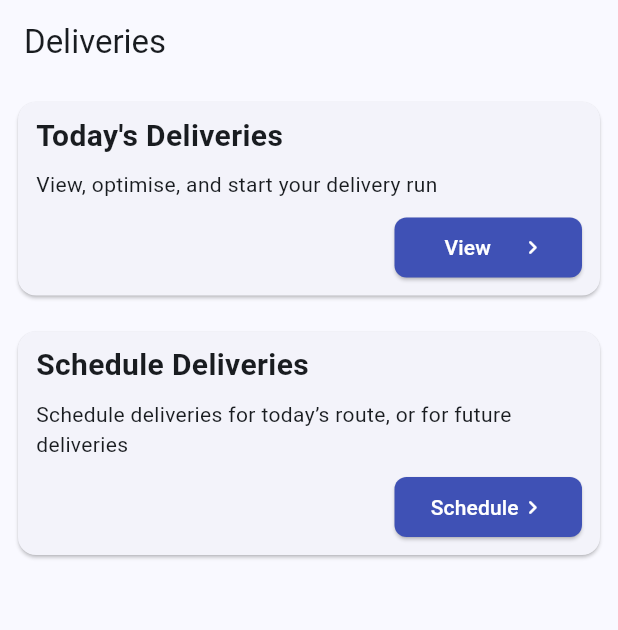
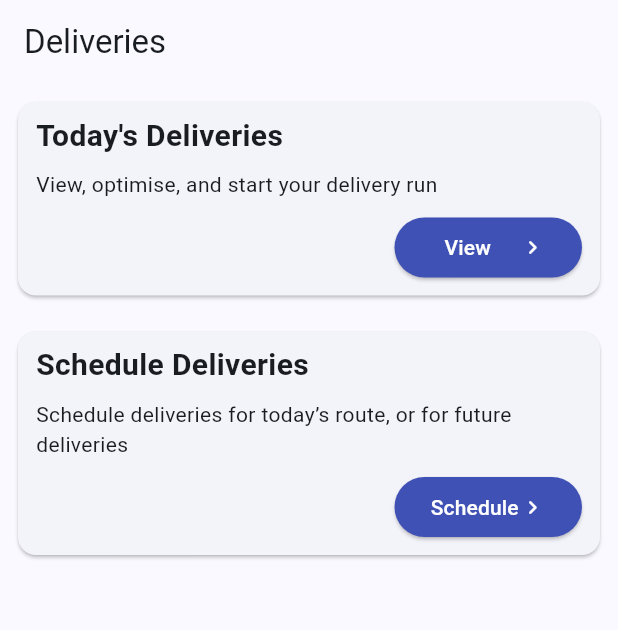
Before and after one commit to matthew-soulsby/delivery-manager, a Flutter app: the screen it shows after launch, on a phone screen of 412 x 824 dp. Shown: the top 630 px of the screen. Run offline on Flutter 3.47's test engine with Material 2 defaults, Android fonts, the phone set to English and light mode, and no system bars; our stand-ins replace hive, hive_flutter; accounts and stored records are empty.

Commit message:
Round buttons

```diff
--- a/delivery_manager_app/lib/assets/button_style.dart
+++ b/delivery_manager_app/lib/assets/button_style.dart
@@ -2,12 +2,8 @@ import 'package:flutter/material.dart';
 
 ButtonStyle indigoFilledButton() {
   return ButtonStyle(
-      backgroundColor: MaterialStateProperty.all<Color>(Colors.indigo),
-      foregroundColor: MaterialStateProperty.all<Color>(Colors.white),
-      overlayColor:
-          MaterialStateProperty.all<Color>(Color.fromARGB(66, 0, 0, 0)),
-      shape: MaterialStateProperty.all<RoundedRectangleBorder>(
-          RoundedRectangleBorder(
-        borderRadius: BorderRadius.circular(8),
-      )));
+    backgroundColor: MaterialStateProperty.all<Color>(Colors.indigo),
+    foregroundColor: MaterialStateProperty.all<Color>(Colors.white),
+    overlayColor: MaterialStateProperty.all<Color>(Color.fromARGB(66, 0, 0, 0)),
+  );
 }
```
